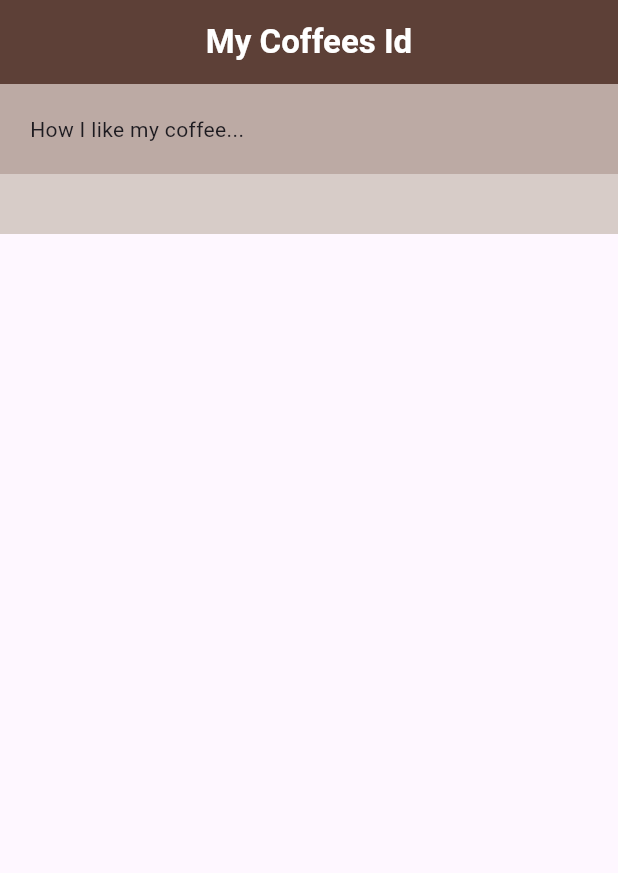
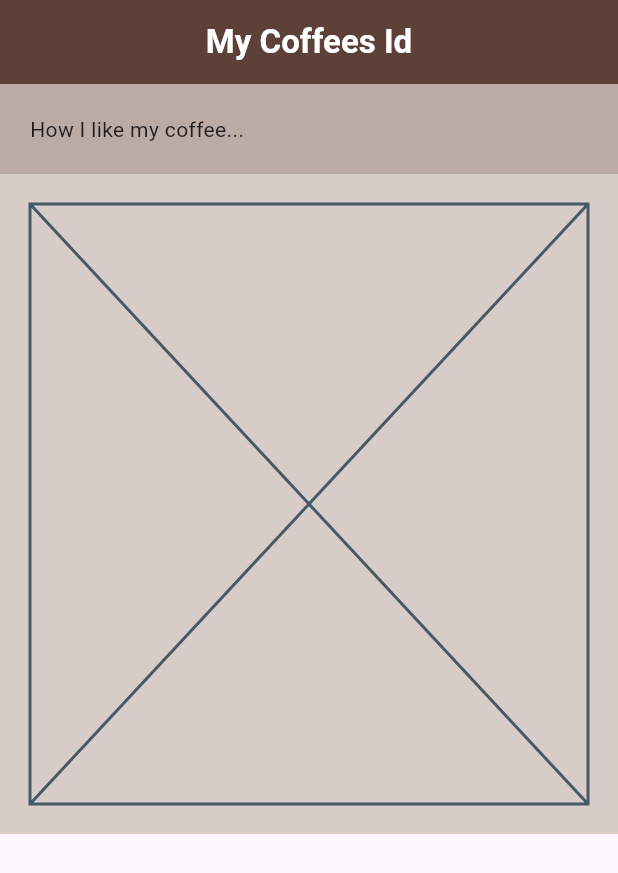
Before and after one commit to kahoragachau/coffee_card, a Flutter app: the screen it shows after launch, on a phone screen of 412 x 824 dp. Shown: the top 873 px of the screen. Run offline on Flutter 3.47's test engine with Material 3 defaults, Android fonts, the phone set to English and light mode, and no system bars.

```diff
--- /dev/null
+++ b/lib/coffee_prefs.dart
@@ -0,0 +1,10 @@
+import 'package:flutter/material.dart';
+
+class CoffeePrefs extends StatelessWidget {
+  const CoffeePrefs({super.key});
+
+  @override
+  Widget build(BuildContext context) {
+    return const Placeholder();
+  }
+}
--- a/lib/home.dart
+++ b/lib/home.dart
@@ -1,3 +1,4 @@
+import 'package:coffee_card/coffee_prefs.dart';
 import 'package:flutter/material.dart';
 
 class Home extends StatelessWidget {
@@ -25,6 +26,7 @@ class Home extends StatelessWidget {
           Container(
             color: Colors.brown[100],
             padding: const EdgeInsets.all(20),
+            child: const CoffeePrefs(),
           )
         ],
       ),
```
